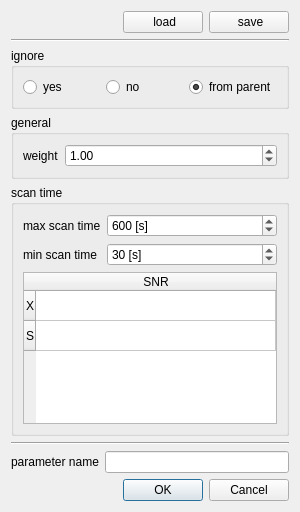
This is baselineparametersdialog.ui in TUW-VieVS/VieSchedpp as Qt 5 draws it before an edit. The edited form follows.
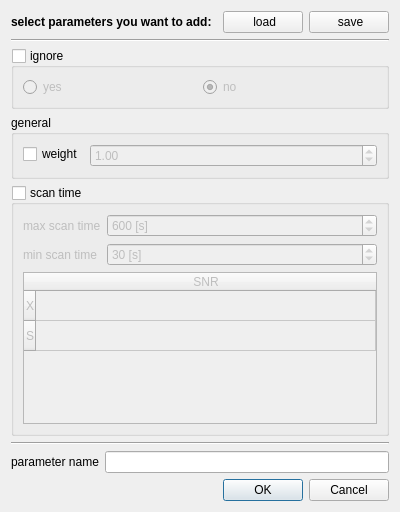
This is the edited form. Icons and pictures are not drawn.

Commit message: changes in parameterDialog, preparation for log file reader

```diff
--- a/baselineparametersdialog.ui
+++ b/baselineparametersdialog.ui
@@ -6,7 +6,7 @@
    <rect>
     <x>0</x>
     <y>0</y>
-    <width>300</width>
+    <width>400</width>
     <height>512</height>
    </rect>
   </property>
@@ -16,6 +16,19 @@
   <layout class="QVBoxLayout" name="verticalLayout_2">
    <item>
     <layout class="QHBoxLayout" name="horizontalLayout_4">
+     <item>
+      <widget class="QLabel" name="label_3">
+       <property name="font">
+        <font>
+         <weight>75</weight>
+         <bold>true</bold>
+        </font>
+       </property>
+       <property name="text">
+        <string>select parameters you want to add:</string>
+       </property>
+      </widget>
+     </item>
      <item>
       <spacer name="horizontalSpacer">
        <property name="orientation">
@@ -65,6 +78,12 @@
      <property name="title">
       <string>ignore</string>
      </property>
+     <property name="checkable">
+      <bool>true</bool>
+     </property>
+     <property name="checked">
+      <bool>false</bool>
+     </property>
      <layout class="QHBoxLayout" name="horizontalLayout">
       <item>
        <widget class="QRadioButton" name="radioButton_ignore_yes">
@@ -78,13 +97,6 @@
         <property name="text">
          <string>no</string>
         </property>
-       </widget>
-      </item>
-      <item>
-       <widget class="QRadioButton" name="radioButton_ignore_parent">
-        <property name="text">
-         <string>from parent</string>
-        </property>
         <property name="checked">
          <bool>true</bool>
         </property>
@@ -99,15 +111,11 @@
       <string>general</string>
      </property>
      <layout class="QFormLayout" name="formLayout_2">
-      <item row="0" column="0">
-       <widget class="QLabel" name="label_3">
-        <property name="text">
-         <string>weight</string>
-        </property>
-       </widget>
-      </item>
       <item row="0" column="1">
        <widget class="QDoubleSpinBox" name="doubleSpinBox_weight">
+        <property name="enabled">
+         <bool>false</bool>
+        </property>
         <property name="singleStep">
          <double>0.100000000000000</double>
         </property>
@@ -116,6 +124,13 @@
         </property>
        </widget>
       </item>
+      <item row="0" column="0">
+       <widget class="QCheckBox" name="checkBox">
+        <property name="text">
+         <string>weight</string>
+        </property>
+       </widget>
+      </item>
      </layout>
     </widget>
    </item>
@@ -124,6 +139,12 @@
      <property name="title">
       <string>scan time</string>
      </property>
+     <property name="checkable">
+      <bool>true</bool>
+     </property>
+     <property name="checked">
+      <bool>false</bool>
+     </property>
      <layout class="QVBoxLayout" name="verticalLayout">
       <item>
        <layout class="QFormLayout" name="formLayout">
```
Left out of the diff: 23 changed lines with no effect on the pictures. The commit also changes 11 other files.
